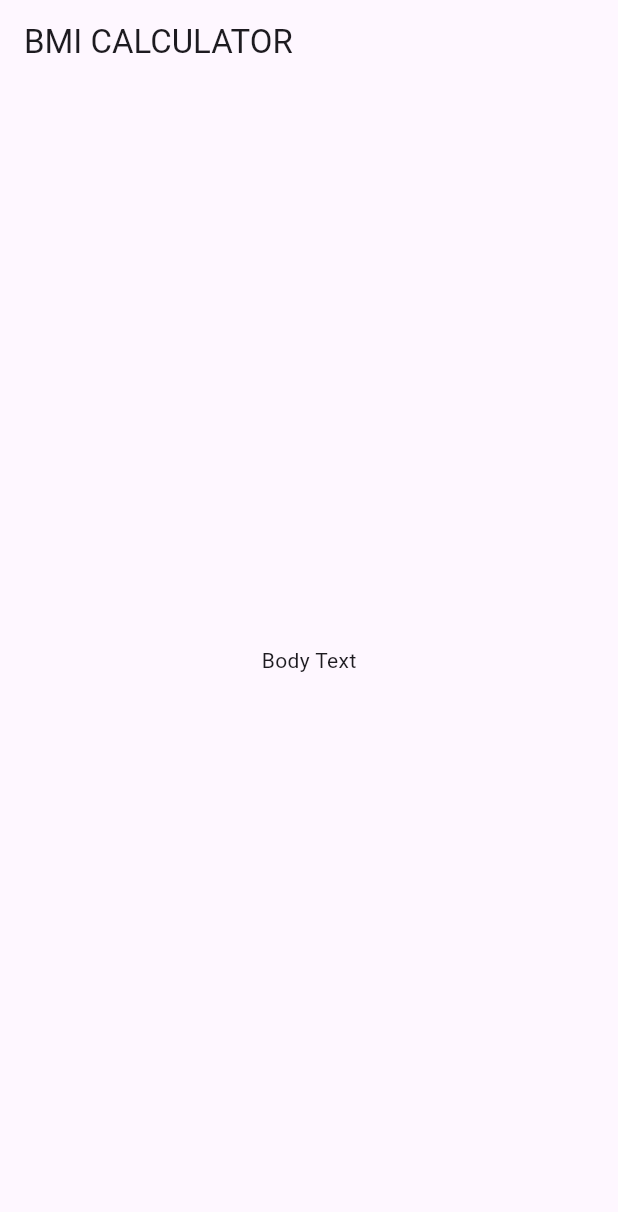
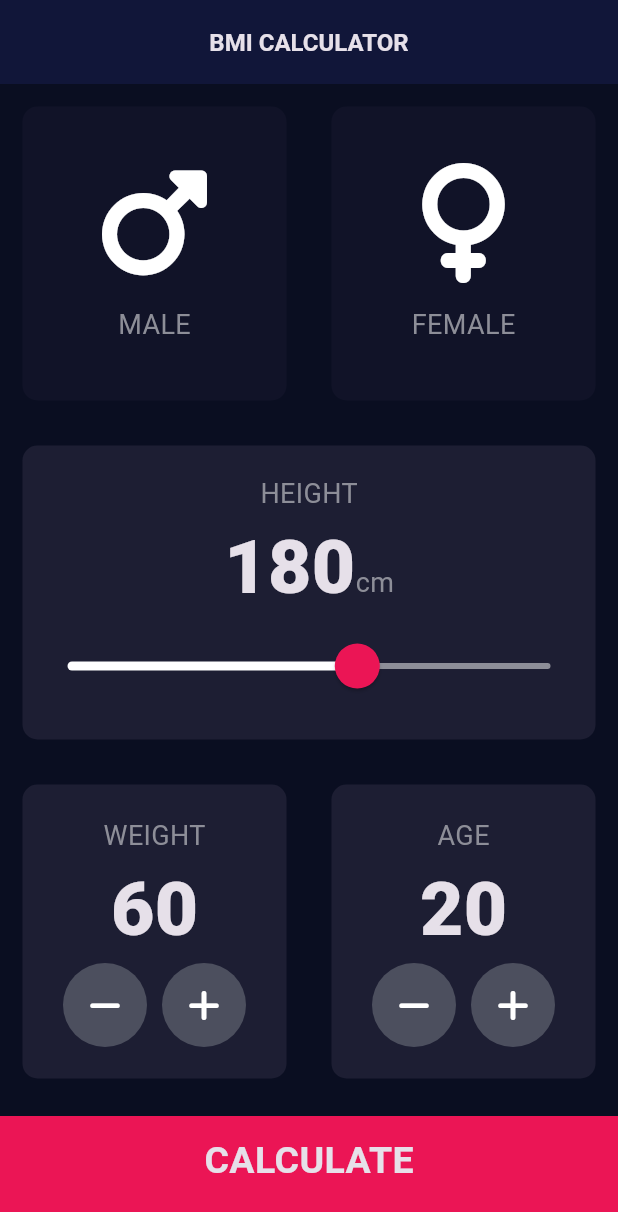
Before and after one commit to AayushChaube/bmi_calculator, a Flutter app: the screen it shows after launch, on a phone screen of 412 x 824 dp. Shown: the top 1212 px of the screen. Run offline on Flutter 3.47's test engine with Material 3 defaults, Android fonts, the phone set to English and light mode, and no system bars; our stand-ins replace font_awesome_flutter.

Commit message:
Completed the app.

```diff
--- /dev/null
+++ b/lib/calculator_brain.dart
@@ -0,0 +1,36 @@
+import 'dart:math';
+
+class CalculatorBrain {
+  final int height;
+  final int weight;
+
+  CalculatorBrain({required this.height, required this.weight});
+
+  late double _bmi;
+
+  String calculateBMI() {
+    _bmi = weight / pow(height / 100, 2);
+
+    return _bmi.toStringAsFixed(1);
+  }
+
+  String getResult() {
+    if (_bmi >= 25) {
+      return 'Overweight';
+    } else if (_bmi > 18.5) {
+      return 'Normal';
+    } else {
+      return 'Underweight';
+    }
+  }
+
+  String getInterpretation() {
+    if (_bmi >= 25) {
+      return 'You have a higher than normal body weight. Try to exercise more.';
+    } else if (_bmi >= 18.5) {
+      return 'You have a normal body weight. Good job!';
+    } else {
+      return 'You have a lower than normal body weight. You can eat a bit more.';
+    }
+  }
+}
--- /dev/null
+++ b/lib/components/bottom_button.dart
@@ -0,0 +1,35 @@
+import 'package:flutter/material.dart';
+
+import '../constants.dart';
+
+class BottomButton extends StatelessWidget {
+  final VoidCallback onTap;
+  final String buttonTitle;
+
+  const BottomButton(
+      {super.key, required this.buttonTitle, required this.onTap});
+
+  @override
+  Widget build(BuildContext context) {
+    return GestureDetector(
+      onTap: onTap,
+      child: Container(
+        color: kBottomContainerColour,
+        margin: const EdgeInsets.only(
+          top: 10.0,
+        ),
+        padding: const EdgeInsets.only(
+          bottom: 20.0,
+        ),
+        width: double.infinity,
+        height: kBottomContainerHeight,
+        child: Center(
+          child: Text(
+            buttonTitle,
+            style: kLargeButtonTextStyle,
+          ),
+        ),
+      ),
+    );
+  }
+}
--- /dev/null
+++ b/lib/components/icon_content.dart
@@ -0,0 +1,30 @@
+import 'package:flutter/material.dart';
+
+import '../constants.dart';
+
+class IconContent extends StatelessWidget {
+  final IconData icon;
+  final String label;
+
+  const IconContent({super.key, required this.icon, required this.label});
+
+  @override
+  Widget build(BuildContext context) {
+    return Column(
+      mainAxisAlignment: MainAxisAlignment.center,
+      children: [
+        Icon(
+          icon,
+          size: 80.0,
+        ),
+        const SizedBox(
+          height: 15.0,
+        ),
+        Text(
+          label,
+          style: kLabelTextStyle,
+        ),
+      ],
+    );
+  }
+}
--- /dev/null
+++ b/lib/components/reusable_card.dart
@@ -0,0 +1,25 @@
+import 'package:flutter/material.dart';
+
+class ReusableCard extends StatelessWidget {
+  final Color color;
+  final Widget? cardChild;
+  final VoidCallback? onPress;
+
+  const ReusableCard(
+      {super.key, required this.color, this.cardChild, this.onPress});
+
+  @override
+  Widget build(BuildContext context) {
+    return GestureDetector(
+      onTap: onPress,
+      child: Container(
+        margin: const EdgeInsets.all(15.0),
+        decoration: BoxDecoration(
+          color: color,
+          borderRadius: BorderRadius.circular(10.0),
+        ),
+        child: cardChild,
+      ),
+    );
+  }
+}
--- /dev/null
+++ b/lib/components/round_icon_button.dart
@@ -0,0 +1,24 @@
+import 'package:flutter/material.dart';
+
+class RoundIconButton extends StatelessWidget {
+  final IconData icon;
+  final VoidCallback onPressed;
+
+  const RoundIconButton(
+      {super.key, required this.icon, required this.onPressed});
+
+  @override
+  Widget build(BuildContext context) {
+    return RawMaterialButton(
+      elevation: 0.0,
+      onPressed: onPressed,
+      constraints: const BoxConstraints.tightFor(
+        width: 56.0,
+        height: 56.0,
+      ),
+      shape: const CircleBorder(),
+      fillColor: const Color(0xFF4C4F5E),
+      child: Icon(icon),
+    );
+  }
+}
--- /dev/null
+++ b/lib/constants.dart
@@ -0,0 +1,41 @@
+import 'package:flutter/material.dart';
+
+const kBottomContainerHeight = 80.0;
+const kActiveCardColour = Color(0xFF1D1E33);
+const kInactiveCardColour = Color(0xFF111328);
+const kBottomContainerColour = Color(0xFFEB1555);
+
+const kLabelTextStyle = TextStyle(
+  fontSize: 18.0,
+  color: Color(0xFF8D8E98),
+);
+
+const kNumberTextStyle = TextStyle(
+  fontSize: 50.0,
+  fontWeight: FontWeight.w900,
+);
+
+const kLargeButtonTextStyle = TextStyle(
+  fontSize: 25.0,
+  fontWeight: FontWeight.bold,
+);
+
+const kTitleTextStyle = TextStyle(
+  fontSize: 50.0,
+  fontWeight: FontWeight.bold,
+);
+
+const kResultTextStyle = TextStyle(
+  color: Color(0xFF24D876),
+  fontSize: 22.0,
+  fontWeight: FontWeight.bold,
+);
+
+const kBMITextStyle = TextStyle(
+  fontSize: 100.0,
+  fontWeight: FontWeight.bold,
+);
+
+const kBodyTextStyle = TextStyle(
+  fontSize: 22.0,
+);
--- a/lib/main.dart
+++ b/lib/main.dart
@@ -1,35 +1,24 @@
 import 'package:flutter/material.dart';
 
-void main() => runApp(const BMICalculator());
+import 'screens/input_page.dart';
+
+void main() {
+  runApp(const BMICalculator());
+}
 
 class BMICalculator extends StatelessWidget {
   const BMICalculator({super.key});
 
   @override
   Widget build(BuildContext context) {
-    return const MaterialApp(
-      home: InputPage(),
+    return MaterialApp(
+      theme: ThemeData.dark(
+        useMaterial3: true,
+      ).copyWith(
+        primaryColor: const Color(0xFF0A0E21),
+        scaffoldBackgroundColor: const Color(0xFF0A0E21),
+      ),
+      home: const InputPage(),
     );
   }
 }
-
-class InputPage extends StatefulWidget {
-  const InputPage({super.key});
-
-  @override
-  State<InputPage> createState() => _InputPageState();
-}
-
-class _InputPageState extends State<InputPage> {
-  @override
-  Widget build(BuildContext context) {
-    return Scaffold(
-      appBar: AppBar(
-        title: const Text('BMI CALCULATOR'),
-      ),
-      body: const Center(
-        child: Text('Body Text'),
-      ),
-    );
-  }
-}
--- /dev/null
+++ b/lib/screens/input_page.dart
@@ -0,0 +1,251 @@
+import 'package:flutter/material.dart';
+import 'package:font_awesome_flutter/font_awesome_flutter.dart';
+
+import '../calculator_brain.dart';
+import '../components/bottom_button.dart';
+import '../components/icon_content.dart';
+import '../components/reusable_card.dart';
+import '../components/round_icon_button.dart';
+import '../constants.dart';
+import 'results_page.dart';
+
+enum Gender {
+  male,
+  female,
+}
+
+class InputPage extends StatefulWidget {
+  const InputPage({super.key});
+
+  @override
+  State<InputPage> createState() => _InputPageState();
+}
+
+class _InputPageState extends State<InputPage> {
+  Gender? selectedGender;
+  int height = 180;
+  int weight = 60;
+  int age = 20;
+
+  @override
+  Widget build(BuildContext context) {
+    return Scaffold(
+      appBar: AppBar(
+        title: const Text(
+          'BMI CALCULATOR',
+          style: TextStyle(
+            fontSize: 16.0,
+            fontWeight: FontWeight.bold,
+          ),
+        ),
+        centerTitle: true,
+        backgroundColor: const Color(0xFF111639),
+        shadowColor: const Color(0xFF0D1129),
+      ),
+      body: Column(
+        crossAxisAlignment: CrossAxisAlignment.stretch,
+        children: [
+          Expanded(
+            child: Row(
+              children: [
+                Expanded(
+                  child: ReusableCard(
+                    color: selectedGender == Gender.male
+                        ? kActiveCardColour
+                        : kInactiveCardColour,
+                    cardChild: const IconContent(
+                      icon: FontAwesomeIcons.mars,
+                      label: 'MALE',
+                    ),
+                    onPress: () {
+                      setState(() {
+                        selectedGender = Gender.male;
+                      });
+                    },
+                  ),
+                ),
+                Expanded(
+                  child: ReusableCard(
+                    color: selectedGender == Gender.female
+                        ? kActiveCardColour
+                        : kInactiveCardColour,
+                    cardChild: const IconContent(
+                      icon: FontAwesomeIcons.venus,
+                      label: 'FEMALE',
+                    ),
+                    onPress: () {
+                      setState(() {
+                        selectedGender = Gender.female;
+                      });
+                    },
+                  ),
+                ),
+              ],
+            ),
+          ),
+          Expanded(
+            child: ReusableCard(
+              color: kActiveCardColour,
+              cardChild: Column(
+                mainAxisAlignment: MainAxisAlignment.center,
+                children: [
+                  const Text(
+                    'HEIGHT',
+                    style: kLabelTextStyle,
+                  ),
+                  Row(
+                    mainAxisAlignment: MainAxisAlignment.center,
+                    crossAxisAlignment: CrossAxisAlignment.baseline,
+                    textBaseline: TextBaseline.alphabetic,
+                    children: [
+                      Text(
+                        height.toString(),
+                        style: kNumberTextStyle,
+                      ),
+                      const Text(
+                        'cm',
+                        style: kLabelTextStyle,
+                      ),
+                    ],
+                  ),
+                  SliderTheme(
+                    data: SliderTheme.of(context).copyWith(
+                      inactiveTrackColor: const Color(0xFF8D8E98),
+                      activeTrackColor: Colors.white,
+                      thumbColor: const Color(0xFFEB1555),
+                      overlayColor: const Color(0x29EB1555),
+                      thumbShape: const RoundSliderThumbShape(
+                        enabledThumbRadius: 15.0,
+                      ),
+                      overlayShape: const RoundSliderOverlayShape(
+                        overlayRadius: 30.0,
+                      ),
+                    ),
+                    child: Slider(
+                      value: height.toDouble(),
+                      min: 120.0,
+                      max: 220.0,
+                      onChanged: (double newValue) {
+                        setState(() {
+                          height = newValue.round();
+                        });
+                      },
+                    ),
+                  ),
+                ],
+              ),
+            ),
+          ),
+          Expanded(
+            child: Row(
+              children: [
+                Expanded(
+                  child: ReusableCard(
+                    color: kActiveCardColour,
+                    cardChild: Column(
+                      mainAxisAlignment: MainAxisAlignment.center,
+                      children: [
+                        const Text(
+                          'WEIGHT',
+                          style: kLabelTextStyle,
+                        ),
+                        Text(
+                          weight.toString(),
+                          style: kNumberTextStyle,
+                        ),
+                        Row(
+                          mainAxisAlignment: MainAxisAlignment.center,
+                          children: [
+                            RoundIconButton(
+                              icon: FontAwesomeIcons.minus,
+                              onPressed: () {
+                                setState(() {
+                                  weight--;
+                                });
+                              },
+                            ),
+                            const SizedBox(
+                              width: 10.0,
+                            ),
+                            RoundIconButton(
+                              icon: FontAwesomeIcons.plus,
+                              onPressed: () {
+                                setState(() {
+                                  weight++;
+                                });
+                              },
+                            ),
+                          ],
+                        ),
+                      ],
+                    ),
+                  ),
+                ),
+                Expanded(
+                  child: ReusableCard(
+                    color: kActiveCardColour,
+                    cardChild: Column(
+                      mainAxisAlignment: MainAxisAlignment.center,
+                      children: [
+                        const Text(
+                          'AGE',
+                          style: kLabelTextStyle,
+                        ),
+                        Text(
+                          age.toString(),
+                          style: kNumberTextStyle,
+                        ),
+                        Row(
+                          mainAxisAlignment: MainAxisAlignment.center,
+                          children: [
+                            RoundIconButton(
+                              icon: FontAwesomeIcons.minus,
+                              onPressed: () {
+                                setState(() {
+                                  age--;
+                                });
+                              },
+                            ),
+                            const SizedBox(
+                              width: 10.0,
+                            ),
+                            RoundIconButton(
+                              icon: FontAwesomeIcons.plus,
+                              onPressed: () {
+                                setState(() {
+                                  age++;
+                                });
+                              },
+                            ),
+                          ],
+                        ),
+                      ],
+                    ),
+                  ),
+                ),
+              ],
+            ),
+          ),
+          BottomButton(
+            buttonTitle: 'CALCULATE',
+            onTap: () {
+              CalculatorBrain calculatorBrain = CalculatorBrain(
+                height: height,
+                weight: weight,
+              );
+              Navigator.push(
+                  context,
+                  MaterialPageRoute(
+                    builder: (context) => ResultsPage(
+                      bmiResult: calculatorBrain.calculateBMI(),
+                      resultText: calculatorBrain.getResult(),
+                      interpretation: calculatorBrain.getInterpretation(),
+                    ),
+                  ));
+            },
+          ),
+        ],
+      ),
+    );
+  }
+}
--- a/pubspec.yaml
+++ b/pubspec.yaml
@@ -13,6 +13,7 @@ dependencies:
 
 
   cupertino_icons: ^1.0.2
+  font_awesome_flutter: ^10.6.0
 
 dev_dependencies:
   flutter_test:
```
Also changed, not shown: lib/screens/results_page.dart (added, +82 -0 lines), 45 other files.
